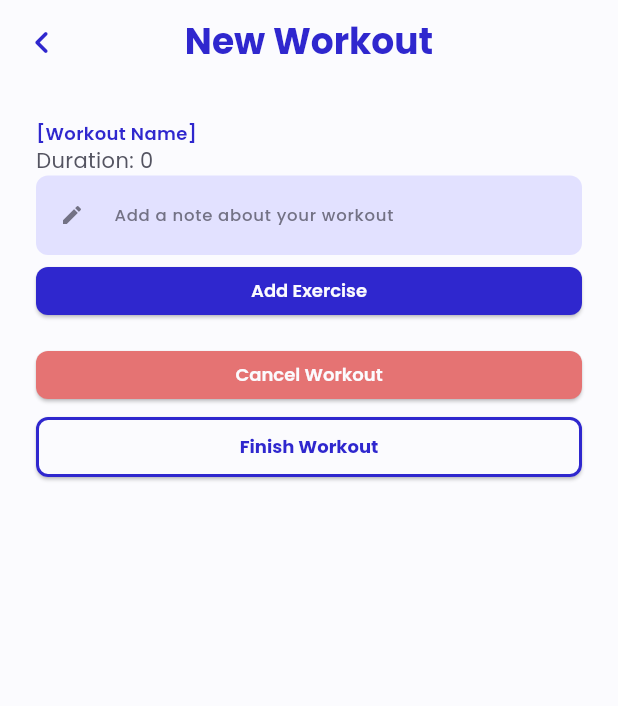
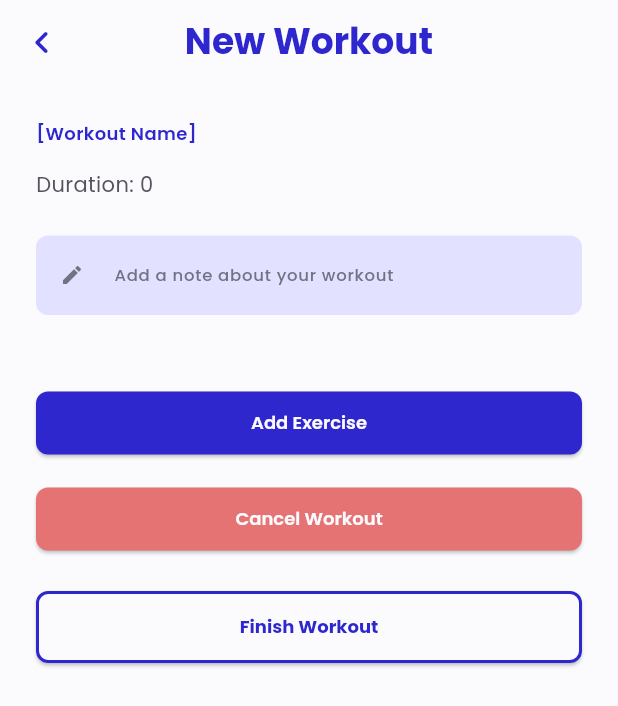
Before and after one commit to Qoqqa/heronfit, a Flutter app: the StartNewWorkoutWidget screen opened directly, on a phone screen of 412 x 824 dp. Shown: the top 706 px of the screen. Run offline on Flutter 3.47's test engine with Material 3 defaults, Android fonts, the light colour scheme and no system bars; our stand-ins replace cached_network_image, flutter_animate, flutter_dotenv, flutter_spinkit, font_awesome_flutter, google_fonts and 4 more; missing offline and left inert: flutterflow_ui; accounts and stored records are empty.

Commit message:
Improve spacing StartNewWorkout

```diff
--- a/lib/views/workout/start_new_workout_widget.dart
+++ b/lib/views/workout/start_new_workout_widget.dart
@@ -97,6 +97,7 @@ class _StartNewWorkoutWidgetState extends State<StartNewWorkoutWidget> {
                             ),
                           ],
                         ),
+                        const SizedBox(height: 16.0),
                         Align(
                           alignment: const AlignmentDirectional(-1.0, 0.0),
                           child: Text(
@@ -106,6 +107,7 @@ class _StartNewWorkoutWidgetState extends State<StartNewWorkoutWidget> {
                         ),
                       ],
                     ),
+                    const SizedBox(height: 24.0),
                     Container(
                       width: double.infinity,
                       child: TextFormField(
@@ -140,6 +142,7 @@ class _StartNewWorkoutWidgetState extends State<StartNewWorkoutWidget> {
                     ),
                   ],
                 ),
+                const SizedBox(height: 24.0),
                 ListView.separated(
                   padding: EdgeInsets.zero,
                   primary: false,
@@ -160,6 +163,7 @@ class _StartNewWorkoutWidgetState extends State<StartNewWorkoutWidget> {
                     );
                   },
                 ),
+                const SizedBox(height: 24.0),
                 Column(
                   mainAxisSize: MainAxisSize.max,
                   children: [
@@ -179,62 +183,66 @@ class _StartNewWorkoutWidgetState extends State<StartNewWorkoutWidget> {
                         });
                       },
                       style: ElevatedButton.styleFrom(
-                        minimumSize: const Size(double.infinity, 32.0),
+                        minimumSize: const Size(double.infinity, 40.0),
                         backgroundColor: HeronFitTheme.primary,
                         textStyle: HeronFitTheme.textTheme.labelMedium?.copyWith(
                           color: Colors.white,
                           fontWeight: FontWeight.w500,
                         ),
-                        padding: EdgeInsets.zero,
+                        padding: const EdgeInsets.symmetric(vertical: 12.0),
                         shape: RoundedRectangleBorder(
                           borderRadius: BorderRadius.circular(8.0),
                         ),
                       ),
-                      child: Text('Add Exercise',
+                      child: Text(
+                        'Add Exercise',
                         style: HeronFitTheme.textTheme.labelMedium?.copyWith(
                           color: HeronFitTheme.bgLight,
                           fontWeight: FontWeight.w600,
                         ),
                       ),
                     ),
-                    const SizedBox(height: 8.0),
+                    const SizedBox(height: 16.0),
                     ElevatedButton(
                       onPressed: () {
                         Navigator.pushNamed(context, WorkoutWidget.routeName);
                       },
                       style: ElevatedButton.styleFrom(
-                        minimumSize: const Size(double.infinity, 32.0),
+                        minimumSize: const Size(double.infinity, 40.0),
                         backgroundColor: HeronFitTheme.error,
                         textStyle: HeronFitTheme.textTheme.labelMedium?.copyWith(
                           color: Colors.white,
                           fontWeight: FontWeight.w500,
                         ),
-                        padding: EdgeInsets.zero,
+                        padding: const EdgeInsets.symmetric(vertical: 12.0),
                         shape: RoundedRectangleBorder(
                           borderRadius: BorderRadius.circular(8.0),
                         ),
                       ),
-                      child: Text('Cancel Workout',
+                      child: Text(
+                        'Cancel Workout',
                         style: HeronFitTheme.textTheme.labelMedium?.copyWith(
                           color: HeronFitTheme.bgLight,
                           fontWeight: FontWeight.w600,
-                            ),),
+                        ),
+                      ),
                     ),
                   ],
                 ),
+                const SizedBox(height: 24.0),
                 ElevatedButton(
                   onPressed: () {
                     // Navigator.pushNamed(context, WorkoutCompleteWidget.routeName,
                     //     arguments: widget.workoutID);
                   },
                   style: ElevatedButton.styleFrom(
-                    minimumSize: const Size(double.infinity, 40.0),
+                    minimumSize: const Size(double.infinity, 48.0),
                     backgroundColor: HeronFitTheme.bgLight,
                     textStyle: HeronFitTheme.textTheme.labelMedium?.copyWith(
                       color: HeronFitTheme.primary,
                       fontWeight: FontWeight.bold,
                     ),
-                    padding: const EdgeInsets.symmetric(horizontal: 16.0),
+                    padding: const EdgeInsets.symmetric(vertical: 12.0),
                     shape: RoundedRectangleBorder(
                       borderRadius: BorderRadius.circular(8.0),
                       side: const BorderSide(
--- a/lib/widgets/exercise_card_widget.dart
+++ b/lib/widgets/exercise_card_widget.dart
@@ -88,6 +88,7 @@ class _ExerciseCardState extends State<ExerciseCard> {
                 ),
               ],
             ),
+            const SizedBox(height: 8.0),
             ListView.separated(
               padding: EdgeInsets.zero,
               primary: false,
@@ -139,23 +140,25 @@ class _ExerciseCardState extends State<ExerciseCard> {
                 );
               },
             ),
+            const SizedBox(height: 16.0), // Improved spacing between set items and button
             ElevatedButton(
               onPressed: () {
                 widget.onAddSet();
               },
               style: ElevatedButton.styleFrom(
-                minimumSize: const Size(double.infinity, 32.0),
+                minimumSize: const Size(double.infinity, 40.0), // Increased padding
                 backgroundColor: HeronFitTheme.primary,
-                padding: EdgeInsets.zero,
+                padding: const EdgeInsets.symmetric(vertical: 12.0), // Increased padding
                 shape: RoundedRectangleBorder(
                   borderRadius: BorderRadius.circular(8.0),
                 ),
               ),
-              child: Text('Add Set',
+              child: Text(
+                'Add Set',
                 style: HeronFitTheme.textTheme.labelMedium?.copyWith(
-                              color: HeronFitTheme.bgLight,
-                              fontWeight: FontWeight.w600,
-                            ),
+                  color: HeronFitTheme.bgLight,
+                  fontWeight: FontWeight.w600,
+                ),
               ),
             ),
           ],
```
Lines whose indentation alone changed are shown as unchanged.
